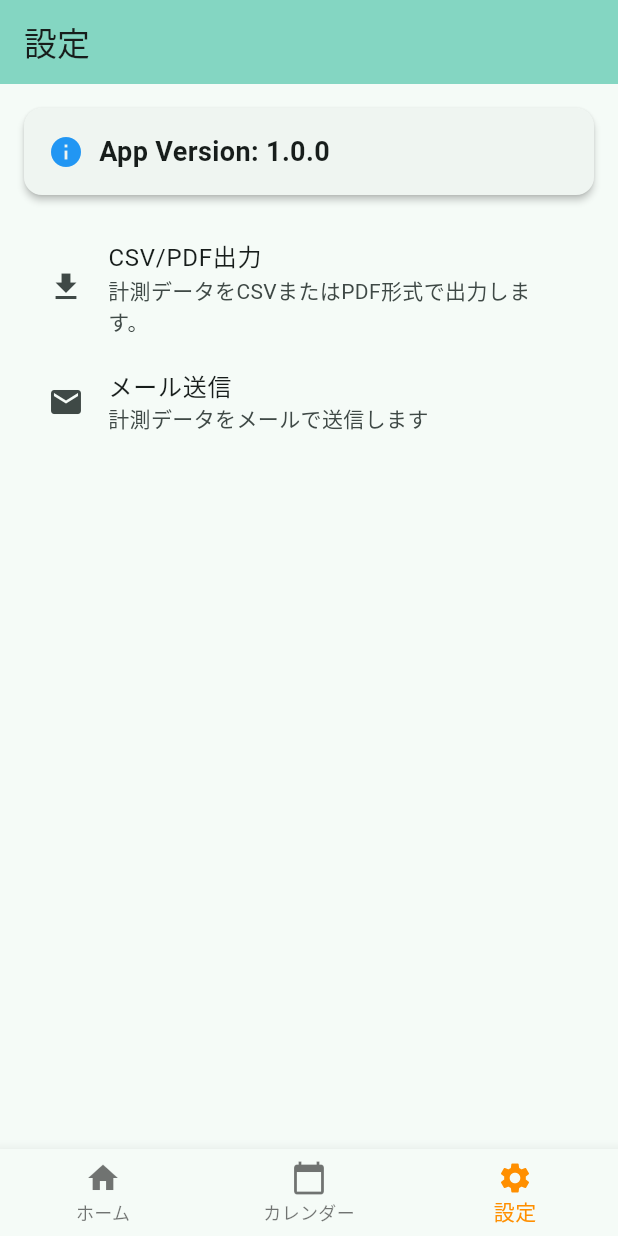
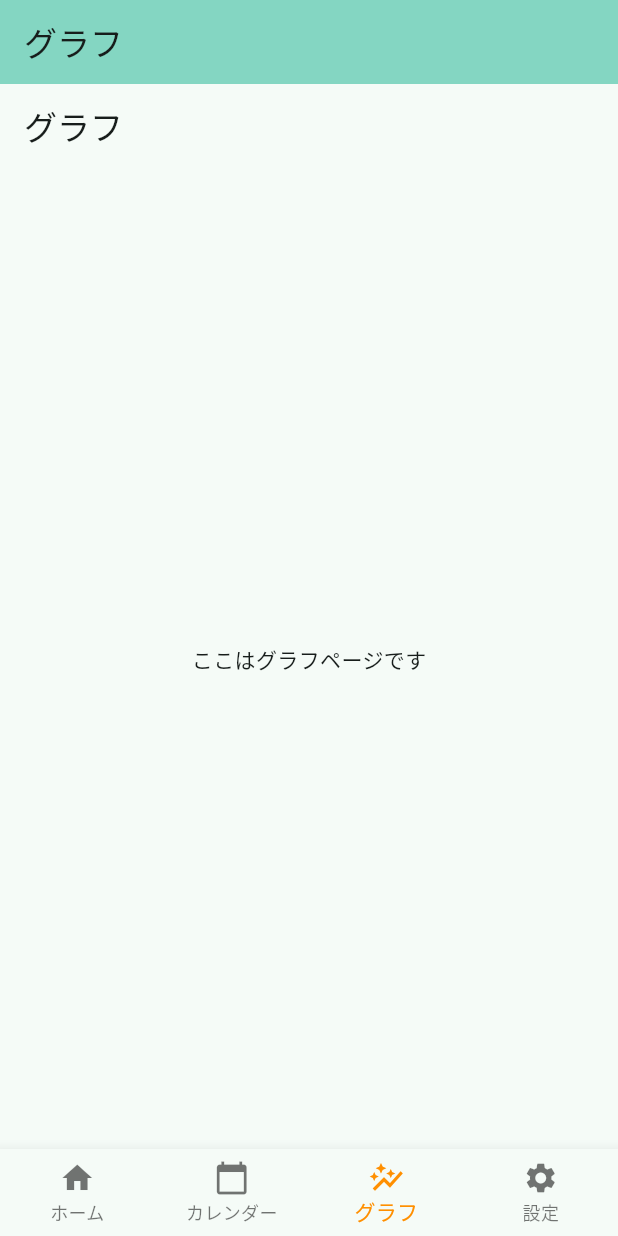
Before and after one commit to yuko87/blood_pressure_monitor, a Flutter app: the screen it shows after launch, item 3 of the bottom bar chosen, on a phone screen of 412 x 824 dp. Run offline on Flutter 3.47's test engine with Material 3 defaults, Android fonts, the phone set to English and light mode, and no system bars; our stand-ins replace package_info_plus, table_calendar.

Commit message:
add graph page

```diff
--- /dev/null
+++ b/lib/graph_page.dart
@@ -0,0 +1,22 @@
+import 'package:flutter/material.dart';
+
+class GraphPage extends StatefulWidget {
+  const GraphPage({super.key});
+
+  @override
+  GraphPageState createState() => GraphPageState();
+}
+
+class GraphPageState extends State<GraphPage> {
+  @override
+  Widget build(BuildContext context) {
+    return Scaffold(
+      appBar: AppBar(
+        title: const Text('グラフ'),
+      ),
+      body: const Center(
+        child: Text('ここはグラフページです'),
+      ),
+    );
+  }
+}
--- a/lib/main.dart
+++ b/lib/main.dart
@@ -1,4 +1,5 @@
 import 'package:blood_pressure_monitor/calendar_page.dart';
+import 'package:blood_pressure_monitor/graph_page.dart';
 import 'package:blood_pressure_monitor/home_page.dart';
 import 'package:blood_pressure_monitor/setting_page.dart';
 import 'package:flutter/material.dart';
@@ -36,12 +37,14 @@ class _MyHomePageState extends State<MyHomePage> {
   static const List<Widget> _pages = <Widget>[
     HomeContent(),
     CalendarPage(),
+    GraphPage(),
     SettingsPage(),
   ];
 
   static const List<String> _titles = [
     '血圧記録',
     'カレンダー',
+    'グラフ',
     '設定',
   ];
 
@@ -60,6 +63,7 @@ class _MyHomePageState extends State<MyHomePage> {
       ),
       body: _pages.elementAt(_selectedIndex),
       bottomNavigationBar: BottomNavigationBar(
+        type: BottomNavigationBarType.fixed,
         items: const <BottomNavigationBarItem>[
           BottomNavigationBarItem(
             icon: Icon(Icons.home),
@@ -68,6 +72,10 @@ class _MyHomePageState extends State<MyHomePage> {
           BottomNavigationBarItem(
             icon: Icon(Icons.calendar_today),
             label: 'カレンダー',
+          ),
+          BottomNavigationBarItem(
+            icon: Icon(Icons.auto_graph),
+            label: 'グラフ',
           ),
           BottomNavigationBarItem(
             icon: Icon(Icons.settings),
```
